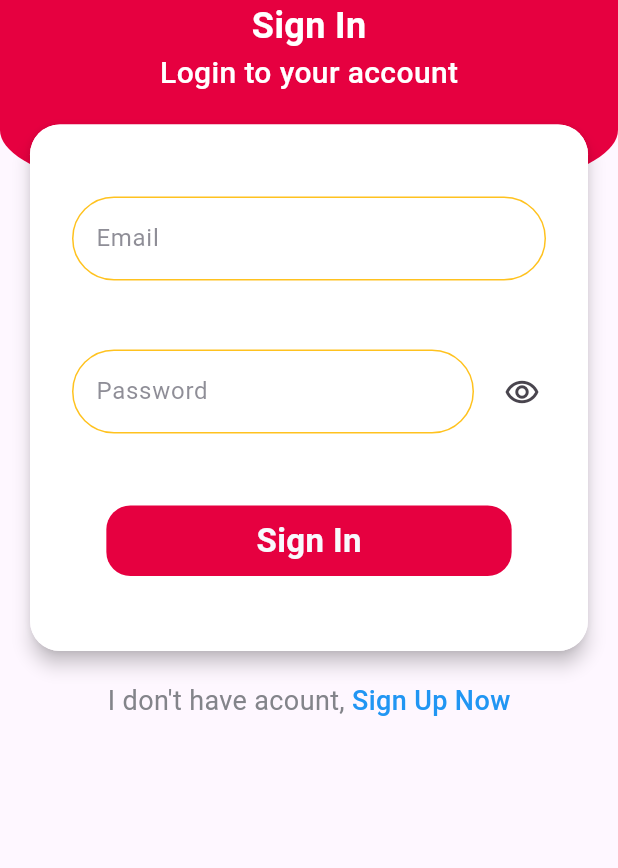
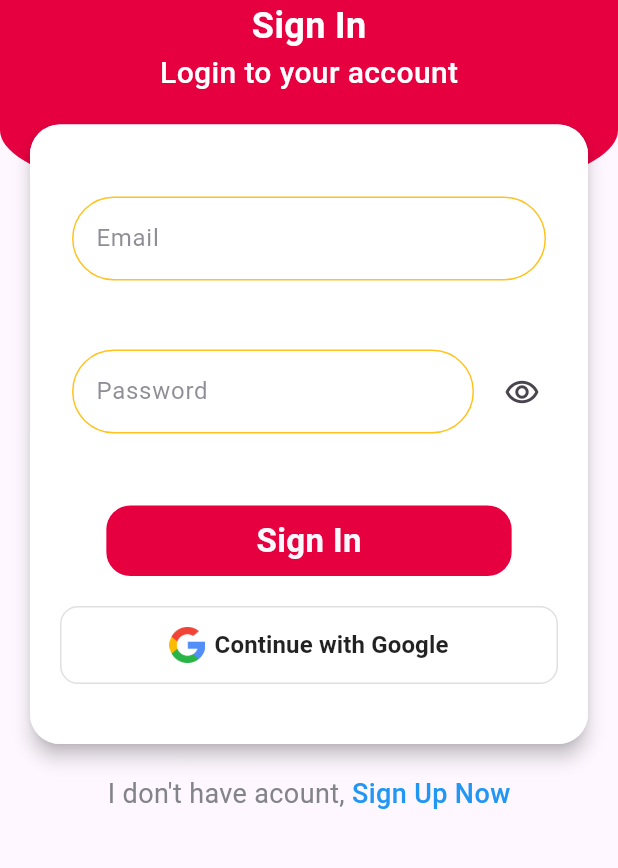
Before and after one commit to eng-abdallahyasser/my-store-v2, a Flutter app: the screen it shows after launch, after a tap on "Skip", after a tap on "Start !", on a phone screen of 412 x 824 dp, the part 285-1153 px from its top. Run offline on Flutter 3.47's test engine with Material 3 defaults, Android fonts, the phone set to English and light mode, and no system bars; our stand-ins replace carousel_slider, cloud_firestore, firebase_auth, firebase_core, firebase_messaging, firebase_storage and 8 more; accounts and stored records are empty; key blocks and very long unbroken strings in the code were emptied for the run.

Commit message:
add google fast sign in

```diff
--- a/lib/view/screens/auth/signin.dart
+++ b/lib/view/screens/auth/signin.dart
@@ -137,6 +137,37 @@ class SignInScreen extends StatelessWidget {
                                   ),
                                 ),
                                 const SizedBox(height: 20),
+                                // Google Sign-In Button
+                                SizedBox(
+                                  width: double.infinity,
+                                  child: OutlinedButton(
+                                    onPressed: controller.googleSignIn,
+                                    style: OutlinedButton.styleFrom(
+                                      padding: const EdgeInsets.symmetric(vertical: 14),
+                                      side: BorderSide(color: Colors.grey.shade300),
+                                      shape: RoundedRectangleBorder(
+                                        borderRadius: BorderRadius.circular(12),
+                                      ),
+                                    ),
+                                    child: Row(
+                                      mainAxisAlignment: MainAxisAlignment.center,
+                                      children: [
+                                        // You can replace the emoji with an asset icon if available
+                                        Image.asset("assets/images/google.png", width: 24, height: 24),
+                                        SizedBox(width: 6),
+                                        Text(
+                                          'Continue with Google',
+                                          style: TextStyle(
+                                            fontSize: 16,
+                                            color: Colors.black87,
+                                            fontWeight: FontWeight.w600,
+                                          ),
+                                        ),
+                                      ],
+                                    ),
+                                  ),
+                                ),
+                                const SizedBox(height: 10),
                               ],
                             );
                           },
--- a/pubspec.yaml
+++ b/pubspec.yaml
@@ -16,7 +16,7 @@ publish_to: 'none' # Remove this line if you wish to publish to pub.dev
 # https://developer.apple.com/library/archive/documentation/General/Reference/InfoPlistKeyReference/Articles/CoreFoundationKeys.html
 # In Windows, build-name is used as the major, minor, and patch parts
 # of the product and file versions while build-number is used as the build suffix.
-version: 1.0.2+3
+version: 1.0.3+4
 
 environment:
   sdk: ^3.7.2
@@ -48,6 +48,7 @@ dependencies:
   url_launcher: ^6.2.5
   shimmer: ^3.0.0
   package_info_plus: ^8.0.2
+  google_sign_in: ^6.2.1
 
 flutter_launcher_icons:
   android: "launcher_icon"
```
Also changed, not shown: lib/controller/sign_in_controller.dart (+26 -0 lines), lib/firebase/auth.dart (+26 -0 lines), assets/images/google.png (added), pubspec.lock, 2 other files.
